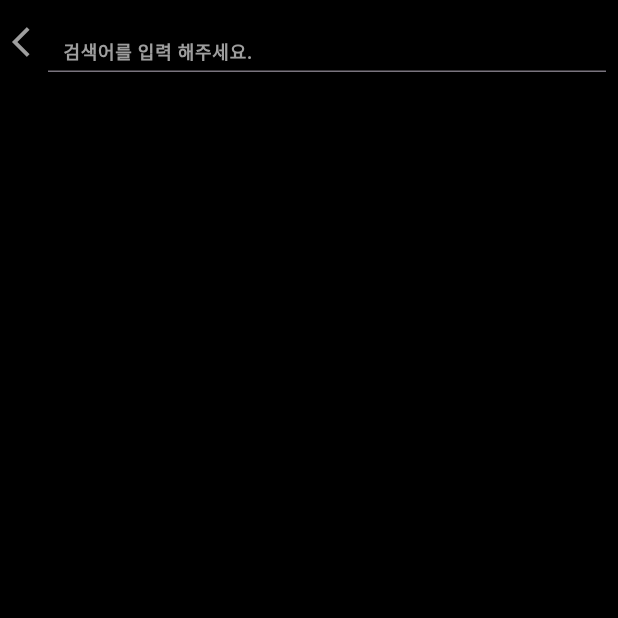
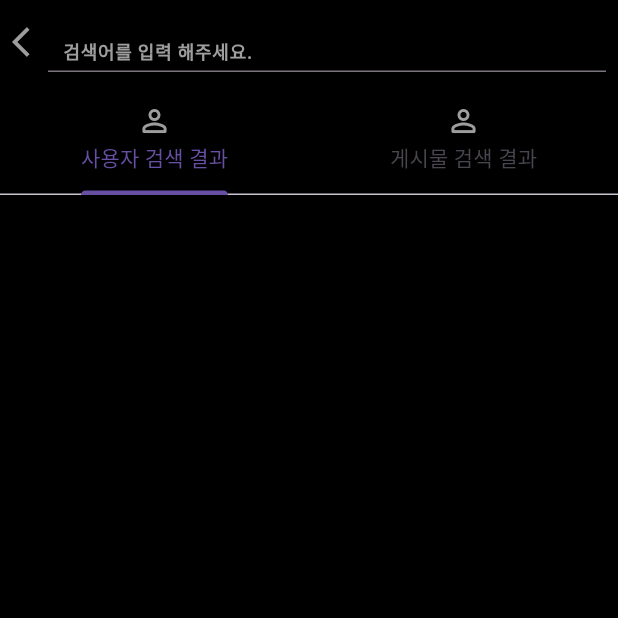
Before and after one commit to Astrum93/Flutter_Music_Is_Life, a Flutter app: the SearchScreen screen opened directly, on a phone screen of 412 x 824 dp, the top half of it. Run offline on Flutter 3.47's test engine with Material 3 defaults, Android fonts, the phone set to English and light mode, and no system bars; our stand-ins replace cloud_firestore, dotted_border, firebase_auth, firebase_core, firebase_messaging, firebase_storage and 4 more; missing offline and left inert: beautiful_soup_dart; accounts and stored records are empty; generated files the repository leaves out were written again.

Commit message:
240401 TabBar로 SearchScreen 구현 완료

```diff
--- a/lib/main/tab/search/screen/search_screen.dart
+++ b/lib/main/tab/search/screen/search_screen.dart
@@ -24,7 +24,7 @@ class _SearchScreenState extends State<SearchScreen>
       /// 유저 정보를 검색하는 searchUserInfo 실행
       searchData.search(controller.text);
     });
-    tabController = TabController(length: 2, vsync: this);
+    tabController = TabController(length: 2, vsync: this, initialIndex: 0);
     super.initState();
   }
 
@@ -41,17 +41,33 @@ class _SearchScreenState extends State<SearchScreen>
     return SafeArea(
       child: Scaffold(
         appBar: SearchAppBar(controller: controller),
-        body: Obx(
+        body: Column(
+          children: [
+            TabBar(
+              controller: tabController,
+              indicatorWeight: 2,
+              tabs: const [
+                Tab(
+                  icon: Icon(
+                    Icons.person_outline_rounded,
+                    color: Colors.grey,
+                  ),
+                  text: '사용자 검색 결과',
+                ),
+                Tab(
+                  icon: Icon(
+                    Icons.person_outline_rounded,
+                    color: Colors.grey,
+                  ),
+                  text: '게시물 검색 결과',
+                ),
+              ],
+            ),
+            Expanded(
+              child: Obx(
                 () => TabBarView(
                   controller: tabController,
                   children: [
-              // const Tab(
-              //   icon: Icon(
-              //     Icons.person_outline_rounded,
-              //     color: Colors.grey,
-              //   ),
-              //   text: '사용자 검색 결과',
-              // ),
                     searchData.userInfo.isEmpty
                         ? Container(
                             color: Colors.black,
@@ -59,7 +75,6 @@ class _SearchScreenState extends State<SearchScreen>
                             height: 50,
                           )
                         : SearchResultUserInfo(),
-
                     searchData.contents.isEmpty
                         ? Container(
                             color: Colors.black,
@@ -71,6 +86,9 @@ class _SearchScreenState extends State<SearchScreen>
                 ),
               ),
             ),
+          ],
+        ),
+      ),
     );
   }
 }
```
Lines whose indentation alone changed are shown as unchanged.
